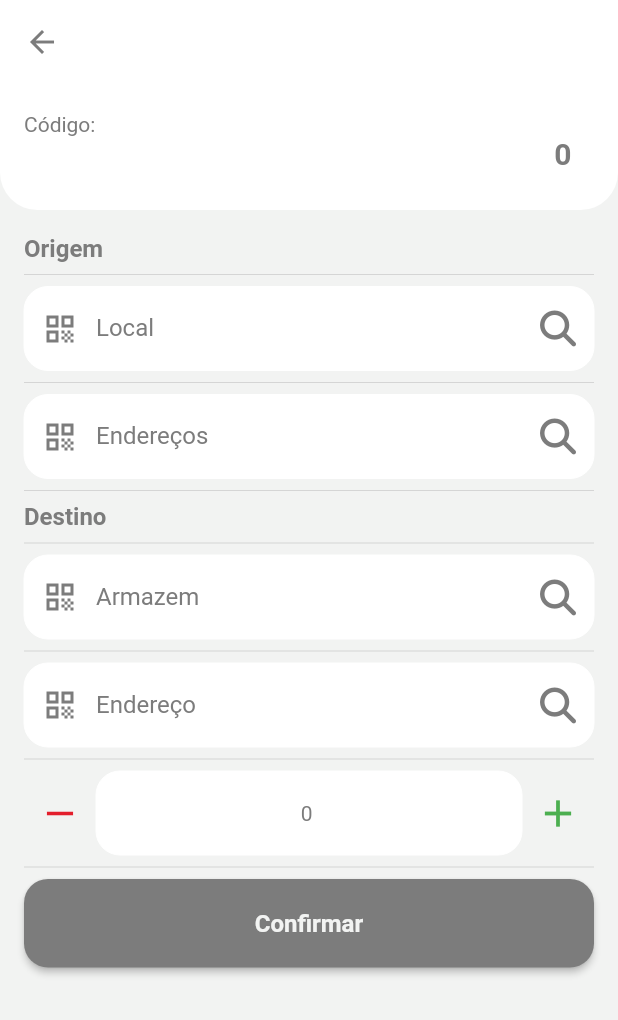
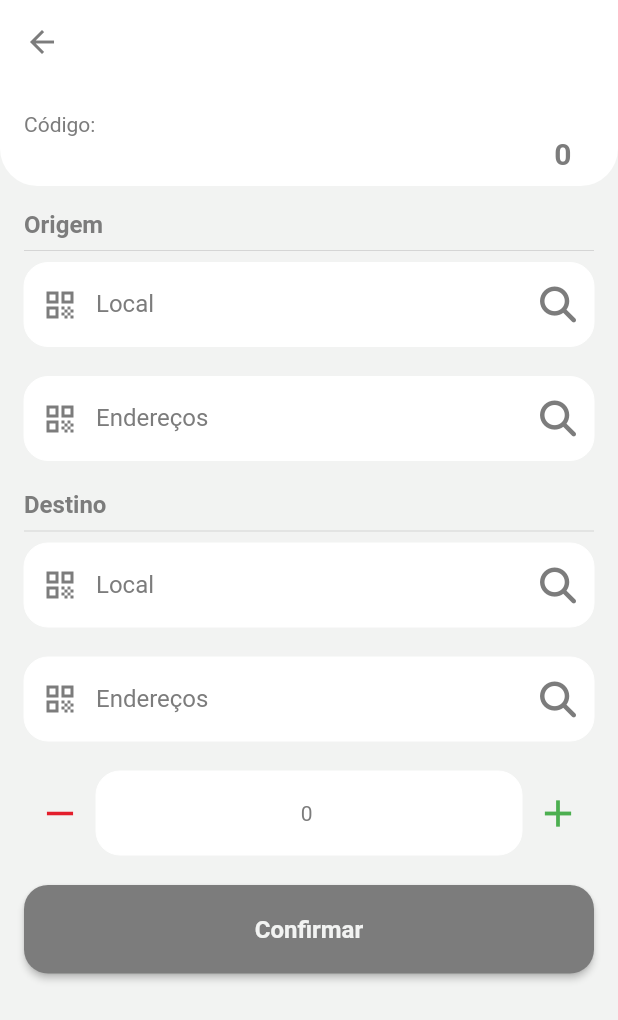
Before and after one commit to JoaoCarlosAzevedo/nexus_estoque, a Flutter app: the ProductSelectedDetail screen opened directly with empty values, after a tap on the "remove" icon, on a phone screen of 412 x 824 dp. Shown: the top 1020 px of the screen. Run offline on Flutter 3.47's test engine with Material 2 defaults, Android fonts, the phone set to English and light mode, and no system bars; our stand-ins replace awesome_dialog, bloc, dartz, dio, equatable, flex_color_scheme and 5 more; missing offline and left inert: dio_http_cache; Roboto replaces fonts that are missing (Nunito Sans).

Commit message:
product transfer refact

```diff
--- /dev/null
+++ b/lib/features/transfer/presentation/pages/product_selection/widgets/input_quantity.dart
@@ -0,0 +1,73 @@
+import 'package:flutter/material.dart';
+import 'package:nexus_estoque/core/theme/app_colors.dart';
+
+class InputQuantity extends StatefulWidget {
+  const InputQuantity({
+    Key? key,
+    required this.controller,
+  }) : super(key: key);
+  final TextEditingController controller;
+  @override
+  State<InputQuantity> createState() => _InputQuantityState();
+}
+
+class _InputQuantityState extends State<InputQuantity> {
+  @override
+  Widget build(BuildContext context) {
+    return Row(
+      mainAxisAlignment: MainAxisAlignment.center,
+      children: <Widget>[
+        IconButton(
+          onPressed: () {
+            _setValue(-1);
+          },
+          iconSize: 30,
+          icon: const Icon(
+            Icons.remove,
+            color: AppColors.primaryRed,
+          ),
+        ), // decrease qty button
+        Expanded(
+          child: TextField(
+            textAlign: TextAlign.center,
+            controller: widget.controller,
+            keyboardType: TextInputType.number,
+            onSubmitted: (e) {},
+            onChanged: (e) {
+              var intParsed = int.tryParse(e);
+
+              if (intParsed != null) {
+                if (int.parse(e) <= 0) {
+                  widget.controller.text = '0';
+                  widget.controller.selection = TextSelection.collapsed(
+                      offset: widget.controller.text.length);
+                }
+              }
+            },
+          ),
+        ),
+        IconButton(
+          iconSize: 30,
+          onPressed: () {
+            _setValue(1);
+          },
+          icon: const Icon(
+            Icons.add,
+            color: Colors.green,
+          ),
+        ),
+      ],
+    );
+  }
+
+  void _setValue(int number) {
+    int isPositive = int.parse(widget.controller.text) + number;
+
+    if (isPositive >= 0) {
+      widget.controller.text =
+          (int.parse(widget.controller.text) + number).toString();
+      widget.controller.selection =
+          TextSelection.collapsed(offset: widget.controller.text.length);
+    }
+  }
+}
--- /dev/null
+++ b/lib/features/transfer/presentation/pages/product_selection/widgets/input_text.dart
@@ -0,0 +1,46 @@
+import 'package:flutter/material.dart';
+import 'package:font_awesome_flutter/font_awesome_flutter.dart';
+
+class InputText extends StatefulWidget {
+  final TextEditingController controller;
+  final String label;
+  final bool enabled;
+  final void Function() onPressed;
+  final void Function() onSubmitted;
+
+  const InputText({
+    Key? key,
+    required this.controller,
+    required this.label,
+    required this.enabled,
+    required this.onPressed,
+    required this.onSubmitted,
+  }) : super(key: key);
+
+  @override
+  State<InputText> createState() => _InputTextState();
+}
+
+class _InputTextState extends State<InputText> {
+  @override
+  Widget build(BuildContext context) {
+    return TextField(
+      enabled: widget.enabled,
+      autofocus: false,
+      controller: widget.controller,
+      onSubmitted: (e) {
+        widget.onPressed();
+      },
+      decoration: InputDecoration(
+        label: Text(widget.label),
+        border: InputBorder.none,
+        prefixIcon: const Icon(Icons.qr_code),
+        suffixIcon: IconButton(
+          onPressed: widget.onPressed,
+          icon: const FaIcon(FontAwesomeIcons.magnifyingGlass),
+        ),
+        //icon: FaIcon(FontAwesomeIcons.magnifyingGlass),
+      ),
+    );
+  }
+}
--- /dev/null
+++ b/lib/features/transfer/presentation/pages/product_selection/widgets/produc_transfer_card.dart
@@ -0,0 +1,68 @@
+import 'package:flutter/material.dart';
+import 'package:nexus_estoque/core/theme/app_colors.dart';
+
+import 'package:nexus_estoque/features/transfer/presentation/pages/product_selection/data/model/product_balance_model.dart';
+
+class ProductTransferCard extends StatelessWidget {
+  final ProductBalanceModel productDetail;
+  const ProductTransferCard({
+    Key? key,
+    required this.productDetail,
+  }) : super(key: key);
+
+  @override
+  Widget build(BuildContext context) {
+    return Container(
+      //height: height / 5,
+      width: double.infinity,
+      decoration: const BoxDecoration(
+        color: AppColors.background,
+        borderRadius: BorderRadius.only(
+          bottomLeft: Radius.circular(25),
+          bottomRight: Radius.circular(25),
+        ),
+      ),
+      child: Padding(
+        padding: const EdgeInsets.only(left: 16.0, right: 16.00),
+        child: Column(
+          mainAxisAlignment: MainAxisAlignment.start,
+          crossAxisAlignment: CrossAxisAlignment.start,
+          children: [
+            Text(
+              productDetail.descricao,
+              style: const TextStyle(
+                fontWeight: FontWeight.bold,
+                fontSize: 16,
+              ),
+            ),
+            //const Divider(),
+            Text(
+              "Código: ${productDetail.codigo}",
+              style: Theme.of(context).textTheme.subtitle1,
+            ),
+            //const Divider(),
+            Row(
+              mainAxisAlignment: MainAxisAlignment.spaceBetween,
+              children: [
+                Text(
+                  productDetail.codigoBarras,
+                  style: Theme.of(context).textTheme.caption,
+                ),
+                Padding(
+                  padding: const EdgeInsets.only(right: 10, bottom: 10),
+                  child: Text(
+                    "${productDetail.stock} ${productDetail.uM}",
+                    style: const TextStyle(
+                      fontWeight: FontWeight.bold,
+                      fontSize: 20,
+                    ),
+                  ),
+                ),
+              ],
+            ),
+          ],
+        ),
+      ),
+    );
+  }
+}
--- a/lib/features/transfer/presentation/pages/product_selection/widgets/product_detail.dart
+++ b/lib/features/transfer/presentation/pages/product_selection/widgets/product_detail.dart
@@ -1,10 +1,13 @@
 import 'dart:convert';
 
 import 'package:flutter/material.dart';
-import 'package:font_awesome_flutter/font_awesome_flutter.dart';
+import 'package:nexus_estoque/core/pages/searches/products/pages/products_search_page.dart';
 import 'package:nexus_estoque/core/theme/app_colors.dart';
 import 'package:nexus_estoque/features/transfer/presentation/pages/product_selection/data/model/product_balance_model.dart';
 import 'package:nexus_estoque/features/transfer/presentation/pages/product_selection/widgets/address_balance_search.dart';
+import 'package:nexus_estoque/features/transfer/presentation/pages/product_selection/widgets/input_quantity.dart';
+import 'package:nexus_estoque/features/transfer/presentation/pages/product_selection/widgets/input_text.dart';
+import 'package:nexus_estoque/features/transfer/presentation/pages/product_selection/widgets/produc_transfer_card.dart';
 import 'package:nexus_estoque/features/transfer/presentation/pages/product_selection/widgets/warehouse_balance_search.dart';
 
 class ProductSelectedDetail extends StatefulWidget {
@@ -35,58 +38,8 @@ class _ProductSelectedDetailState extends State<ProductSelectedDetail> {
       body: SingleChildScrollView(
         child: Column(
           children: [
-            Container(
-              //height: height / 5,
-              width: double.infinity,
-              decoration: const BoxDecoration(
-                color: AppColors.background,
-                borderRadius: BorderRadius.only(
-                  bottomLeft: Radius.circular(25),
-                  bottomRight: Radius.circular(25),
-                ),
-              ),
-              child: Padding(
-                padding: const EdgeInsets.only(
-                    bottom: 16.0, left: 16.0, right: 16.00),
-                child: Column(
-                  mainAxisAlignment: MainAxisAlignment.start,
-                  crossAxisAlignment: CrossAxisAlignment.start,
-                  children: [
-                    Text(
-                      widget.productDetail.descricao,
-                      style: const TextStyle(
-                        fontWeight: FontWeight.bold,
-                        fontSize: 16,
-                      ),
-                    ),
-                    //const Divider(),
-                    Text(
-                      "Código: ${widget.productDetail.codigo}",
-                      style: Theme.of(context).textTheme.subtitle1,
-                    ),
-                    //const Divider(),
-                    Row(
-                      mainAxisAlignment: MainAxisAlignment.spaceBetween,
-                      children: [
-                        Text(
-                          widget.productDetail.codigoBarras,
-                          style: Theme.of(context).textTheme.caption,
-                        ),
-                        Padding(
-                          padding: const EdgeInsets.only(right: 10, bottom: 10),
-                          child: Text(
-                            "${widget.productDetail.stock} ${widget.productDetail.uM}",
-                            style: const TextStyle(
-                              fontWeight: FontWeight.bold,
-                              fontSize: 20,
-                            ),
-                          ),
-                        ),
-                      ],
-                    ),
-                  ],
-                ),
-              ),
+            ProductTransferCard(
+              productDetail: widget.productDetail,
             ),
             Padding(
               padding: const EdgeInsets.all(16.0),
@@ -103,63 +56,30 @@ class _ProductSelectedDetailState extends State<ProductSelectedDetail> {
                     ),
                   ),
                   const Divider(),
-                  TextField(
+                  InputText(
+                    label: "Local",
+                    controller: origWarehouseController,
                     enabled: true,
-                    autofocus: false,
-                    controller: origWarehouseController,
-                    onSubmitted: (e) {},
-                    decoration: InputDecoration(
-                      label: const Text("Local"),
-                      border: InputBorder.none,
-                      prefixIcon: const Icon(Icons.qr_code),
-                      suffixIcon: IconButton(
-                        onPressed: () async {
-                          final Armazem result = await Navigator.push(
-                            context,
-                            MaterialPageRoute(
-                                builder: (context) => WarehouseBalanceSearch(
-                                      warehouseBalances:
-                                          widget.productDetail.armazem,
-                                    )),
-                          );
-
-                          origWarehouse = result;
-                          origWarehouseController.text = result.armz;
-                          destWarehouseController.text = result.armz;
+                    onPressed: () {
+                      warehouseSearch();
                     },
-                        icon: const FaIcon(FontAwesomeIcons.magnifyingGlass),
+                    onSubmitted: () {},
                   ),
-                      //icon: FaIcon(FontAwesomeIcons.magnifyingGlass),
+                  const SizedBox(
+                    height: 20,
                   ),
+                  InputText(
+                    label: "Endereços",
+                    controller: origAddressController,
+                    enabled: true,
+                    onPressed: () {
+                      addressSearch();
+                    },
+                    onSubmitted: () {},
                   ),
-                  const Divider(),
-                  TextField(
-                    enabled: true,
-                    autofocus: false,
-                    controller: origAddressController,
-                    onSubmitted: (e) {},
-                    decoration: InputDecoration(
-                      label: const Text("Endereços"),
-                      border: InputBorder.none,
-                      prefixIcon: const Icon(Icons.qr_code),
-                      suffixIcon: IconButton(
-                        onPressed: () async {
-                          final result = await Navigator.push(
-                            context,
-                            MaterialPageRoute(
-                                builder: (context) => AddressBalance(
-                                      addressBalance: origWarehouse.enderecos,
-                                    )),
-                          );
-                          origAddressController.text = result;
-                          destAddressController.text = result;
-                        },
-                        icon: const FaIcon(FontAwesomeIcons.magnifyingGlass),
+                  const SizedBox(
+                    height: 20,
                   ),
-                      //icon: FaIcon(FontAwesomeIcons.magnifyingGlass),
-                    ),
-                  ),
-                  const Divider(),
                   const Align(
                     alignment: Alignment.topLeft,
                     child: Text(
@@ -171,16 +91,10 @@ class _ProductSelectedDetailState extends State<ProductSelectedDetail> {
                     ),
                   ),
                   const Divider(),
-                  TextField(
+                  InputText(
+                    label: "Local",
+                    controller: destWarehouseController,
                     enabled: false,
-                    autofocus: false,
-                    controller: destWarehouseController,
-                    onSubmitted: (e) {},
-                    decoration: InputDecoration(
-                      label: const Text("Armazem"),
-                      border: InputBorder.none,
-                      prefixIcon: const Icon(Icons.qr_code),
-                      suffixIcon: IconButton(
                     onPressed: () async {
                       final Armazem result = await Navigator.push(
                         context,
@@ -190,87 +104,32 @@ class _ProductSelectedDetailState extends State<ProductSelectedDetail> {
                                       widget.productDetail.armazem,
                                 )),
                       );
+
                       origWarehouseController.text = result.armz;
                     },
-                        icon: const FaIcon(FontAwesomeIcons.magnifyingGlass),
+                    onSubmitted: () {},
                   ),
-                      //icon: FaIcon(FontAwesomeIcons.magnifyingGlass),
+                  const SizedBox(
+                    height: 20,
                   ),
+                  InputText(
+                    label: "Endereços",
+                    controller: destAddressController,
+                    enabled: true,
+                    onPressed: () {
+                      addressSearch();
+                    },
+                    onSubmitted: () {},
                   ),
-                  const Divider(),
-                  TextField(
-                    enabled: true,
-                    autofocus: false,
-                    controller: destAddressController,
-                    onSubmitted: (e) {},
-                    decoration: InputDecoration(
-                      label: const Text("Endereço"),
-                      border: InputBorder.none,
-                      prefixIcon: const Icon(Icons.qr_code),
-                      suffixIcon: IconButton(
-                        onPressed: () async {
-                          final result = await Navigator.push(
-                            context,
-                            MaterialPageRoute(
-                                builder: (context) => AddressBalance(
-                                      addressBalance: widget
-                                          .productDetail.armazem[1].enderecos,
-                                    )),
-                          );
-                          destAddressController.text = result;
-                        },
-                        icon: const FaIcon(FontAwesomeIcons.magnifyingGlass),
+                  const SizedBox(
+                    height: 20,
                   ),
-                      //icon: FaIcon(FontAwesomeIcons.magnifyingGlass),
+                  InputQuantity(
+                    controller: quantityController,
                   ),
+                  const SizedBox(
+                    height: 20,
                   ),
-                  const Divider(),
-                  Row(
-                    mainAxisAlignment: MainAxisAlignment.center,
-                    children: <Widget>[
-                      IconButton(
-                        onPressed: () {
-                          _setValue(-1);
-                        },
-                        iconSize: 30,
-                        icon: const Icon(
-                          Icons.remove,
-                          color: AppColors.primaryRed,
-                        ),
-                      ), // decrease qty button
-                      Expanded(
-                        child: TextField(
-                          textAlign: TextAlign.center,
-                          controller: quantityController,
-                          keyboardType: TextInputType.number,
-                          onSubmitted: (e) {},
-                          onChanged: (e) {
-                            var intParsed = int.tryParse(e);
-
-                            if (intParsed != null) {
-                              if (int.parse(e) <= 0) {
-                                quantityController.text = '0';
-                                quantityController.selection =
-                                    TextSelection.collapsed(
-                                        offset: quantityController.text.length);
-                              }
-                            }
-                          },
-                        ),
-                      ),
-                      IconButton(
-                        iconSize: 30,
-                        onPressed: () {
-                          _setValue(1);
-                        },
-                        icon: const Icon(
-                          Icons.add,
-                          color: Colors.green,
-                        ),
-                      ),
-                    ],
-                  ),
-                  const Divider(),
                   ElevatedButton(
                     onPressed: () {
                       creatJson();
@@ -290,6 +149,44 @@ class _ProductSelectedDetailState extends State<ProductSelectedDetail> {
         ),
       ),
     );
+  }
+
+  void warehouseSearch() async {
+    /*   final result = await Navigator.push(
+      context,
+      MaterialPageRoute(
+          builder: (context) => WarehouseBalanceSearch(
+                warehouseBalances: widget.productDetail.armazem,
+              )),
+    );
+
+    if (result != null) {
+      origWarehouse = result as Armazem;
+      origWarehouseController.text = result.armz;
+      destWarehouseController.text = result.armz;
+    } */
+    final result = await showModalBottomSheet<dynamic>(
+      context: context,
+      builder: (BuildContext context) {
+        return ProductSearchPage();
+      },
+    );
+    print(result);
+  }
+
+  void addressSearch() async {
+    final result = await Navigator.push(
+      context,
+      MaterialPageRoute(
+          builder: (context) => AddressBalance(
+                addressBalance: origWarehouse.enderecos,
+              )),
+    );
+
+    if (result != null) {
+      origAddressController.text = result;
+      destAddressController.text = result;
+    }
   }
 
   void creatJson() {
@@ -315,15 +212,4 @@ class _ProductSelectedDetailState extends State<ProductSelectedDetail> {
     final jsonString = jsonEncode(json);
     print(jsonString);
   }
-
-  void _setValue(int number) {
-    int isPositive = int.parse(quantityController.text) + number;
-
-    if (isPositive >= 0) {
-      quantityController.text =
-          (int.parse(quantityController.text) + number).toString();
-      quantityController.selection =
-          TextSelection.collapsed(offset: quantityController.text.length);
 }
-  }
-}
```
Lines whose indentation alone changed are shown as unchanged.
